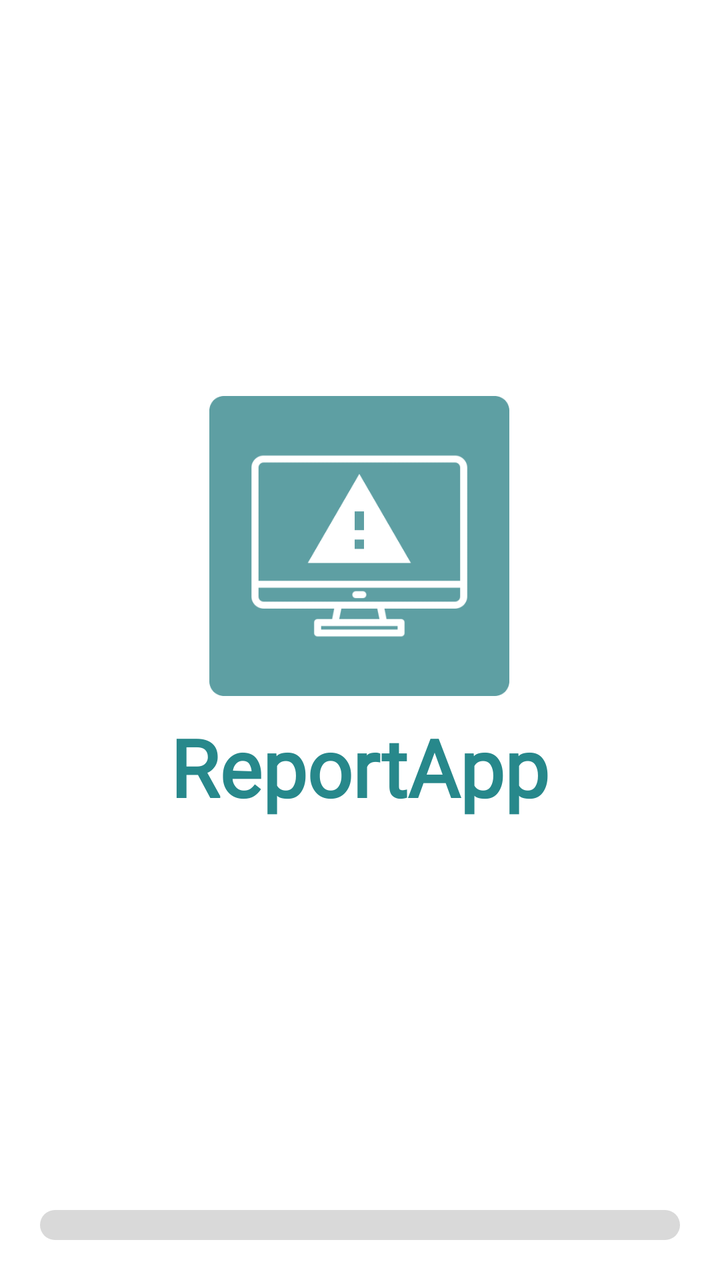
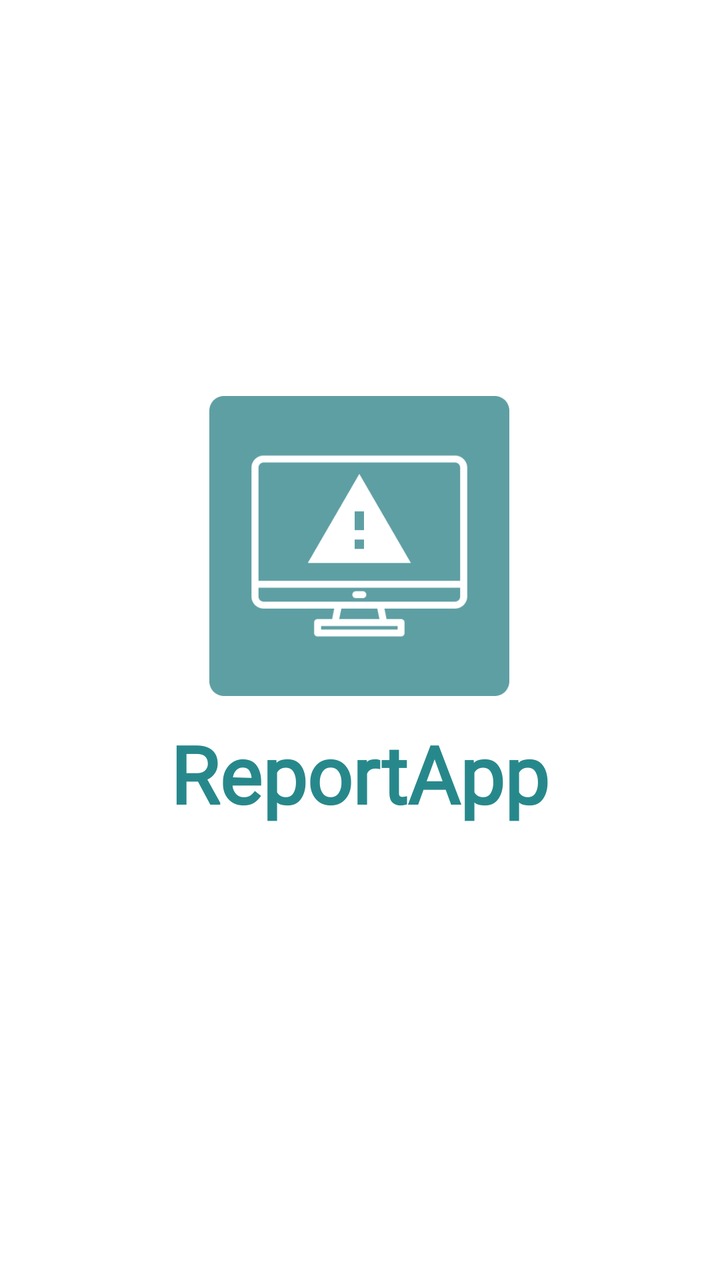

Screens rendered from an Android XML layout before and after an edit, with the pre-edit source and the edit as a unified diff.
<!-- AndroidManifest.xml: application theme Theme.ReporteMayor -->
<!-- res/layout/activity_splash.xml -->
<?xml version="1.0" encoding="utf-8"?>
<androidx.constraintlayout.widget.ConstraintLayout
    xmlns:android="http://schemas.android.com/apk/res/android"
    xmlns:app="http://schemas.android.com/apk/res-auto"
    xmlns:tools="http://schemas.android.com/tools"
    android:layout_width="match_parent"
    android:layout_height="match_parent"
    tools:context=".Splash_Activity"
    android:background="@color/white"
    android:padding="10dp">
    <ImageView
        android:id="@+id/imageView"
        android:layout_width="150dp"
        android:layout_height="150dp"
        android:layout_gravity="center"
        android:layout_marginTop="188dp"
        android:contentDescription="@string/String_descripcion_logo"
        android:src="@drawable/logo_splash"
        app:layout_constraintEnd_toEndOf="parent"
        app:layout_constraintHorizontal_bias="0.498"
        app:layout_constraintStart_toStartOf="parent"
        app:layout_constraintTop_toTopOf="parent" />
    <TextView
        android:id="@+id/textView"
        android:layout_width="wrap_content"
        android:layout_height="wrap_content"
        android:layout_gravity="center"
        android:text="@string/app_name"
        android:textColor="@color/Color_principal_dark"
        android:fontFamily="@font/poppins_light"
        android:textStyle="bold"
        android:textSize="40sp"
        app:layout_constraintBottom_toTopOf="@+id/progreso_text"
        app:layout_constraintEnd_toEndOf="parent"
        app:layout_constraintHorizontal_bias="0.497"
        app:layout_constraintStart_toStartOf="parent"
        app:layout_constraintTop_toBottomOf="@+id/imageView"
        app:layout_constraintVertical_bias="0.052" />
    <TextView
        android:id="@+id/progreso_text"
        android:layout_width="wrap_content"
        android:layout_height="wrap_content"
        android:layout_gravity="center"
        android:textColor="@color/Color_terciario"
        android:textSize="20sp"
        android:layout_marginBottom="10dp"
        app:layout_constraintBottom_toTopOf="@+id/barra_progreso_splash"
        app:layout_constraintEnd_toEndOf="parent"
        app:layout_constraintStart_toStartOf="parent" />
    <ProgressBar
        android:id="@+id/barra_progreso_splash"
        style="?android:attr/progressBarStyleHorizontal"
        android:layout_width="match_parent"
        android:layout_height="15dp"
        android:layout_margin="10dp"
        android:progressDrawable="@drawable/style_progress_bar"
        app:layout_constraintBottom_toBottomOf="parent"
        app:layout_constraintEnd_toEndOf="parent"
        app:layout_constraintStart_toStartOf="parent" />
</androidx.constraintlayout.widget.ConstraintLayout>
<!-- resources referenced by this layout -->
<resources>
  <color name="Color_principal_dark">#27888B</color>
  <color name="Color_terciario">#A4A4A4</color>
  <color name="white">#FFFFFFFF</color>
  <!-- drawable logo_splash: png bitmap (drawable, 8476 bytes) -->
  <!-- drawable style_progress_bar (drawable) -->
  <?xml version="1.0" encoding="utf-8"?>
  <layer-list xmlns:android="http://schemas.android.com/apk/res/android">
      <item android:id="@+id/wall_bag">
          <shape android:shape="rectangle">
              <solid android:color="@color/Color_terciario_light"/>
              <corners android:radius="50dp"/>
          </shape>
      </item>
      <item android:id="@+id/progress_bar">
          <scale android:scaleWidth="100%">
              <shape android:shape="rectangle">
                  <corners android:radius="50dp"/>
                  <solid android:color="@color/Color_principal_dark"/>
              </shape>
          </scale>
      </item>
  </layer-list>
  <string name="String_descripcion_logo">Logo de reportApp</string>
  <string name="app_name">ReportApp</string>
  <style name="Theme.ReporteMayor" parent="Base.Theme.ReporteMayor" />
  <color name="Color_terciario_light">#D9D9D9</color>
  <style name="Base.Theme.ReporteMayor" parent="Theme.AppCompat.Light.NoActionBar">
          
          <item name="colorPrimary">@color/Color_principal</item>
          <item name="colorPrimaryVariant">@color/Color_principal_dark</item>
          
      </style>
  <color name="Color_principal">#5E9FA3</color>
</resources>

<!-- the commit's change to res/layout/activity_splash.xml (unified diff, before → after) -->
@@ -30,31 +30,10 @@
         android:fontFamily="@font/poppins_light"
         android:textStyle="bold"
         android:textSize="40sp"
-        app:layout_constraintBottom_toTopOf="@+id/progreso_text"
+        app:layout_constraintBottom_toBottomOf="parent"
         app:layout_constraintEnd_toEndOf="parent"
         app:layout_constraintHorizontal_bias="0.497"
         app:layout_constraintStart_toStartOf="parent"
         app:layout_constraintTop_toBottomOf="@+id/imageView"
         app:layout_constraintVertical_bias="0.052" />
-    <TextView
-        android:id="@+id/progreso_text"
-        android:layout_width="wrap_content"
-        android:layout_height="wrap_content"
-        android:layout_gravity="center"
-        android:textColor="@color/Color_terciario"
-        android:textSize="20sp"
-        android:layout_marginBottom="10dp"
-        app:layout_constraintBottom_toTopOf="@+id/barra_progreso_splash"
-        app:layout_constraintEnd_toEndOf="parent"
-        app:layout_constraintStart_toStartOf="parent" />
-    <ProgressBar
-        android:id="@+id/barra_progreso_splash"
-        style="?android:attr/progressBarStyleHorizontal"
-        android:layout_width="match_parent"
-        android:layout_height="15dp"
-        android:layout_margin="10dp"
-        android:progressDrawable="@drawable/style_progress_bar"
-        app:layout_constraintBottom_toBottomOf="parent"
-        app:layout_constraintEnd_toEndOf="parent"
-        app:layout_constraintStart_toStartOf="parent" />
 </androidx.constraintlayout.widget.ConstraintLayout>
<!-- resource entries referenced after the edit -->
@@ -1,31 +1,11 @@
 <!-- resources referenced by this layout -->
 <resources>
   <color name="Color_principal_dark">#27888B</color>
-  <color name="Color_terciario">#A4A4A4</color>
   <color name="white">#FFFFFFFF</color>
   <!-- drawable logo_splash: png bitmap (drawable, 8476 bytes) -->
-  <!-- drawable style_progress_bar (drawable) -->
-  <?xml version="1.0" encoding="utf-8"?>
-  <layer-list xmlns:android="http://schemas.android.com/apk/res/android">
-      <item android:id="@+id/wall_bag">
-          <shape android:shape="rectangle">
-              <solid android:color="@color/Color_terciario_light"/>
-              <corners android:radius="50dp"/>
-          </shape>
-      </item>
-      <item android:id="@+id/progress_bar">
-          <scale android:scaleWidth="100%">
-              <shape android:shape="rectangle">
-                  <corners android:radius="50dp"/>
-                  <solid android:color="@color/Color_principal_dark"/>
-              </shape>
-          </scale>
-      </item>
-  </layer-list>
   <string name="String_descripcion_logo">Logo de reportApp</string>
   <string name="app_name">ReportApp</string>
   <style name="Theme.ReporteMayor" parent="Base.Theme.ReporteMayor" />
-  <color name="Color_terciario_light">#D9D9D9</color>
   <style name="Base.Theme.ReporteMayor" parent="Theme.AppCompat.Light.NoActionBar">
           
           <item name="colorPrimary">@color/Color_principal</item>
